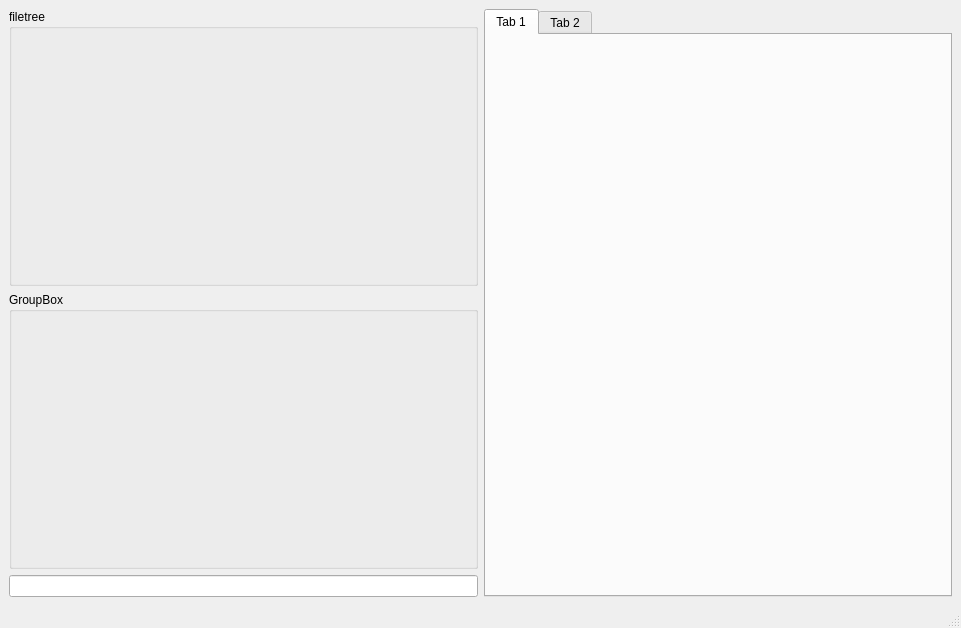
Old version of the form genesis.ui in the repository Aderemi-Adesada/GENESIS.
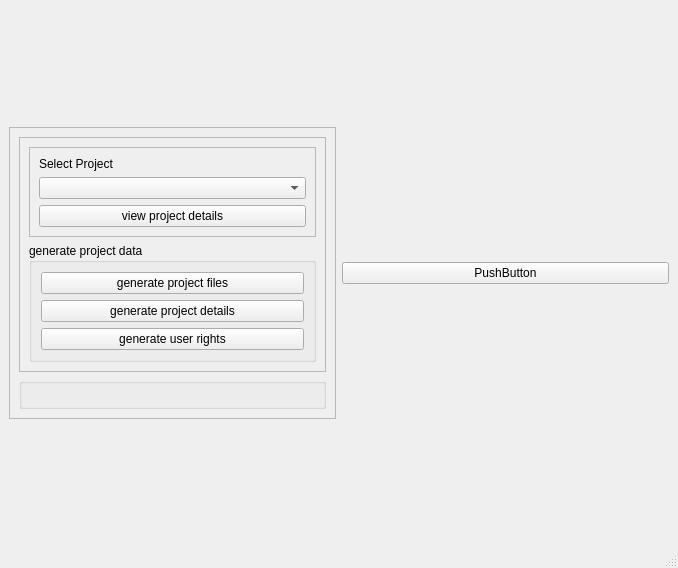
New version of the form.

```diff
--- a/genesis.ui
+++ b/genesis.ui
@@ -6,50 +6,137 @@
    <rect>
     <x>0</x>
     <y>0</y>
-    <width>961</width>
-    <height>628</height>
+    <width>678</width>
+    <height>568</height>
    </rect>
   </property>
   <property name="windowTitle">
    <string>MainWindow</string>
   </property>
   <widget class="QWidget" name="centralwidget">
-   <layout class="QGridLayout" name="gridLayout_2">
-    <item row="0" column="0">
-     <layout class="QGridLayout" name="gridLayout_3">
+   <layout class="QGridLayout" name="gridLayout">
+    <item row="0" column="2">
+     <layout class="QGridLayout" name="gridLayout_6">
       <item row="0" column="0">
-       <widget class="QGroupBox" name="groupBox">
-        <property name="title">
-         <string>filetree</string>
-        </property>
-       </widget>
-      </item>
-      <item row="2" column="0">
-       <widget class="QLineEdit" name="lineEdit"/>
-      </item>
-      <item row="1" column="0">
-       <widget class="QGroupBox" name="groupBox_2">
-        <property name="title">
-         <string>GroupBox</string>
+       <widget class="QPushButton" name="pushButton_6">
+        <property name="text">
+         <string>PushButton</string>
         </property>
        </widget>
       </item>
      </layout>
     </item>
     <item row="0" column="1">
-     <layout class="QGridLayout" name="gridLayout">
+     <layout class="QGridLayout" name="gridLayout_5">
       <item row="0" column="0">
-       <widget class="QTabWidget" name="tabWidget">
-        <widget class="QWidget" name="tab">
-         <attribute name="title">
-          <string>Tab 1</string>
-         </attribute>
-        </widget>
-        <widget class="QWidget" name="tab_2">
-         <attribute name="title">
-          <string>Tab 2</string>
-         </attribute>
-        </widget>
+       <widget class="QFrame" name="frame">
+        <property name="frameShape">
+         <enum>QFrame::StyledPanel</enum>
+        </property>
+        <property name="frameShadow">
+         <enum>QFrame::Raised</enum>
+        </property>
+        <layout class="QVBoxLayout" name="verticalLayout">
+         <item>
+          <widget class="QFrame" name="frame_3">
+           <property name="frameShape">
+            <enum>QFrame::StyledPanel</enum>
+           </property>
+           <property name="frameShadow">
+            <enum>QFrame::Raised</enum>
+           </property>
+           <layout class="QGridLayout" name="gridLayout_4">
+            <item row="0" column="0">
+             <widget class="QFrame" name="frame_2">
+              <property name="maximumSize">
+               <size>
+                <width>16777215</width>
+                <height>90</height>
+               </size>
+              </property>
+              <property name="frameShape">
+               <enum>QFrame::StyledPanel</enum>
+              </property>
+              <property name="frameShadow">
+               <enum>QFrame::Raised</enum>
+              </property>
+              <layout class="QVBoxLayout" name="verticalLayout_2">
+               <item>
+                <widget class="QLabel" name="label">
+                 <property name="maximumSize">
+                  <size>
+                   <width>16777215</width>
+                   <height>20</height>
+                  </size>
+                 </property>
+                 <property name="text">
+                  <string>Select Project</string>
+                 </property>
+                </widget>
+               </item>
+               <item>
+                <widget class="QComboBox" name="comboBox"/>
+               </item>
+               <item>
+                <widget class="QPushButton" name="pushButton">
+                 <property name="text">
+                  <string>view project details</string>
+                 </property>
+                </widget>
+               </item>
+              </layout>
+             </widget>
+            </item>
+            <item row="1" column="0">
+             <widget class="QGroupBox" name="groupBox">
+              <property name="maximumSize">
+               <size>
+                <width>16777215</width>
+                <height>130</height>
+               </size>
+              </property>
+              <property name="title">
+               <string>generate project data</string>
+              </property>
+              <layout class="QGridLayout" name="gridLayout_2">
+               <property name="verticalSpacing">
+                <number>6</number>
+               </property>
+               <item row="2" column="1">
+                <widget class="QPushButton" name="pushButton_2">
+                 <property name="text">
+                  <string>generate project files</string>
+                 </property>
+                </widget>
+               </item>
+               <item row="3" column="1">
+                <widget class="QPushButton" name="pushButton_4">
+                 <property name="text">
+                  <string>generate project details</string>
+                 </property>
+                </widget>
+               </item>
+               <item row="4" column="1">
+                <widget class="QPushButton" name="pushButton_5">
+                 <property name="text">
+                  <string>generate user rights</string>
+                 </property>
+                </widget>
+               </item>
+              </layout>
+             </widget>
+            </item>
+           </layout>
+          </widget>
+         </item>
+         <item>
+          <widget class="QGroupBox" name="groupBox_2">
+           <property name="title">
+            <string/>
+           </property>
+          </widget>
+         </item>
+        </layout>
        </widget>
       </item>
      </layout>
```
Left out of the diff: 10 changed lines with no effect on the pictures.
